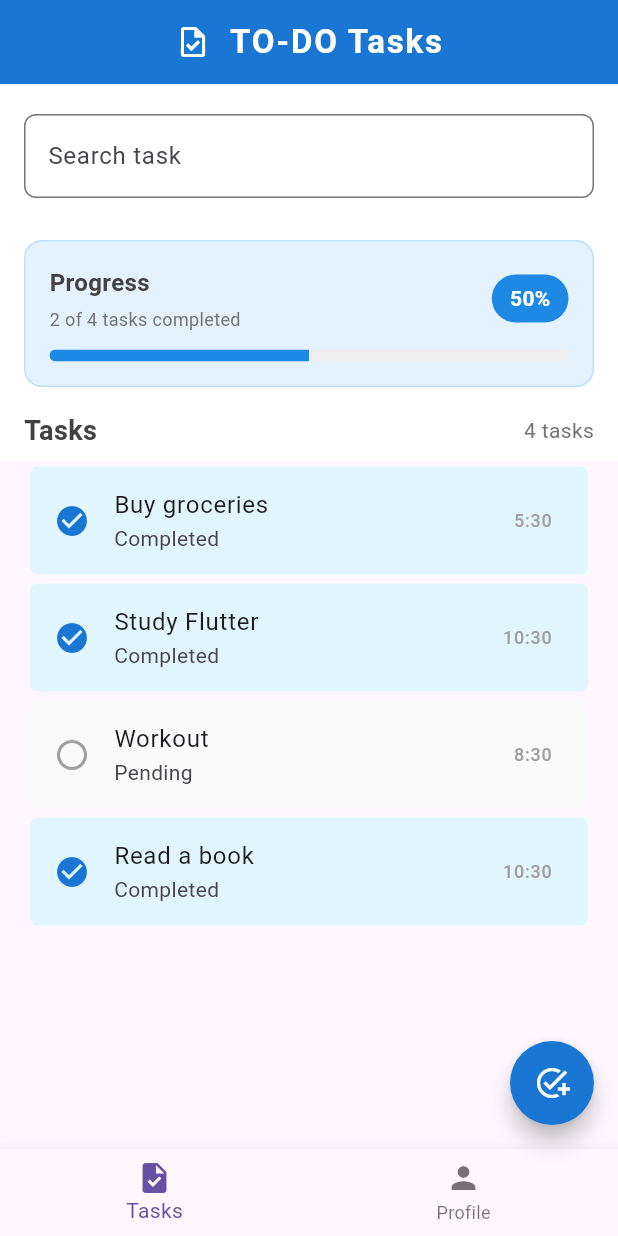
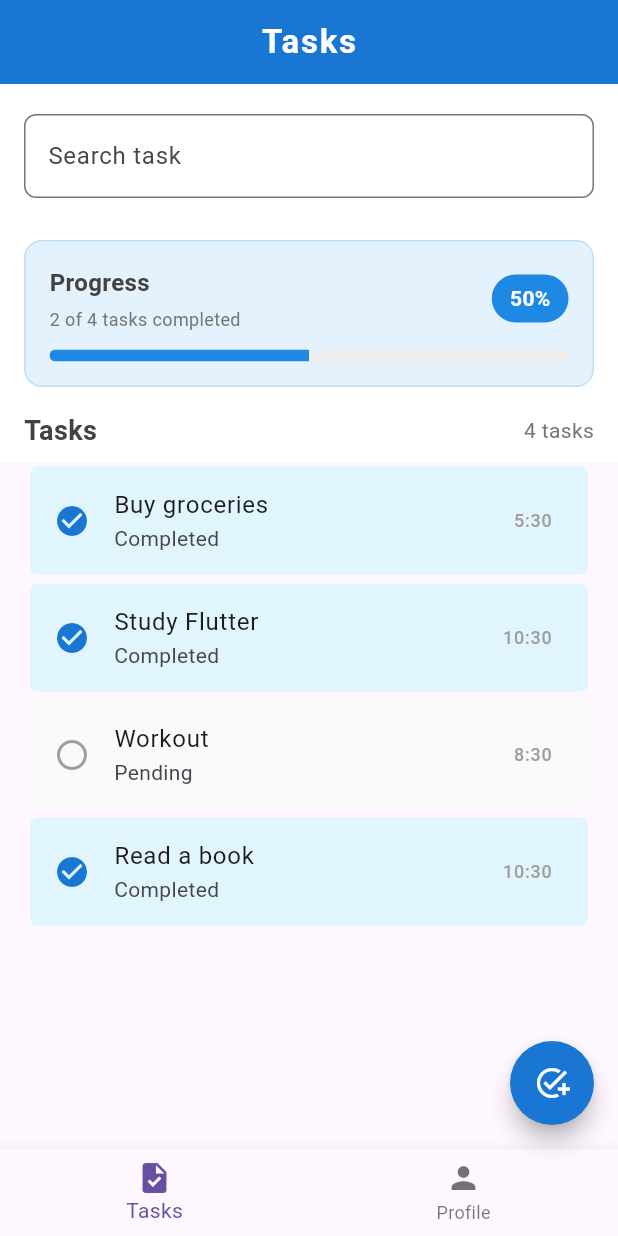
Before and after one commit to vincenitee/todo-list-supabase, a Flutter app: the HomeScreen screen opened directly, after a tap on "Buy groceries", on a phone screen of 412 x 824 dp. Run offline on Flutter 3.47's test engine with Material 3 defaults, Android fonts, the phone set to English and light mode, and no system bars.

Commit message:
refactor: Simplified the UI of AppBar

```diff
--- a/lib/screens/home.dart
+++ b/lib/screens/home.dart
@@ -47,22 +47,14 @@ class _HomeScreenState extends State<HomeScreen> {
       appBar: AppBar(
         backgroundColor: Colors.blue.shade700,
         automaticallyImplyLeading: false,
-        title: Row(
-          mainAxisAlignment: MainAxisAlignment.center,
-          crossAxisAlignment: CrossAxisAlignment.center,
-          children: [
-            Icon(Icons.task_outlined, color: Colors.white),
-            const SizedBox(width: 12),
-            Text(
-              'TO-DO Tasks',
+        title: Text(
+          'Tasks',
           style: TextStyle(
             fontWeight: FontWeight.w600,
             fontSize: 22,
             letterSpacing: 1.2,
             color: Colors.white,
           ),
-            ),
-          ],
         ),
         centerTitle: true,
       ),
@@ -274,7 +266,7 @@ class _HomeScreenState extends State<HomeScreen> {
 
       bottomNavigationBar: BottomNavigationBar(
         onTap: (index) {
-          final List<Widget> screens = [HomeScreen(),];
+          final List<Widget> screens = [HomeScreen(), HomeScreen()];
           Navigator.pushReplacement(
             context,
             MaterialPageRoute(builder: (_) => screens[index]),
--- /dev/null
+++ b/lib/widgets/task_progress.dart
@@ -0,0 +1,10 @@
+import 'package:flutter/material.dart';
+
+class MyWidget extends StatelessWidget {
+  const MyWidget({super.key});
+
+  @override
+  Widget build(BuildContext context) {
+    return const Placeholder();
+  }
+}
```
Lines whose indentation alone changed are shown as unchanged.
